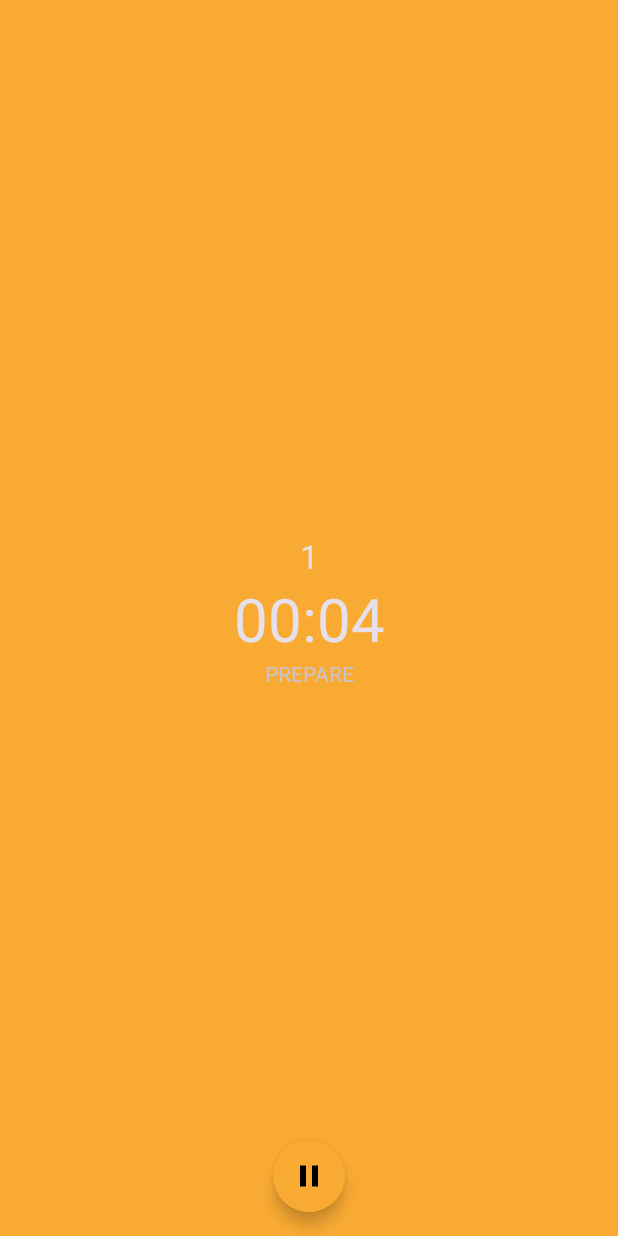
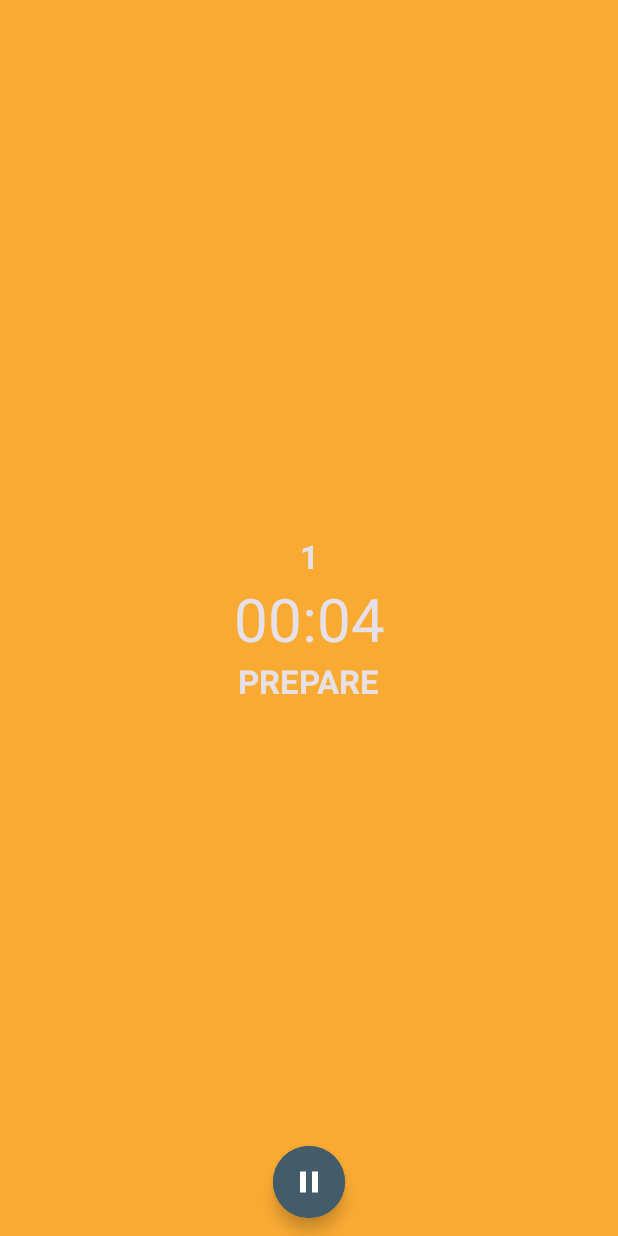
Before and after one commit to lucianosantosdev/IntervalTimer, an Android app: the SetupTimeRestFragment screen opened through its navigation route, after a tap on an icon or button, on a phone screen of 412 x 824 dp. Run offline under Robolectric (Android 15) with nearby library versions, the phone set to English and light mode, and no system bars; libraries missing offline, so code that uses them is left out: com.shawnlin.numberpicker; plain views replace BoxInsetLayout; 2 statements that could not run were skipped.

Commit message:
Improve UI

```diff
--- a/wear/src/main/java/dev/lucianosantos/intervaltimer/TimerRunningFragment.kt
+++ b/wear/src/main/java/dev/lucianosantos/intervaltimer/TimerRunningFragment.kt
@@ -51,13 +51,13 @@ class TimerRunningFragment : Fragment() {
         super.onViewCreated(view, savedInstanceState)
 
         viewModel.uiState.observe(viewLifecycleOwner) {
-            binding.timerTextView.text = it.currentTime
-            setBackgroundColor(it.timerState)
-            setStateTextView(it.timerState)
-            binding.remainingSectionsTextView.text = it.remainingSections.toString()
-
             if (it.timerState == TimerState.FINISHED) {
                 findNavController().navigate(R.id.action_timerRunningFragment_to_timerFinishedFragment)
+            } else {
+                binding.timerTextView.text = it.currentTime
+                setBackgroundColor(it.timerState)
+                setStateTextView(it.timerState)
+                binding.remainingSectionsTextView.text = it.remainingSections.toString()
             }
         }
         viewModel.startTimer()
--- a/wear/src/main/res/layout/activity_main.xml
+++ b/wear/src/main/res/layout/activity_main.xml
@@ -6,7 +6,8 @@
     android:layout_height="match_parent"
     android:padding="@dimen/box_inset_layout_padding"
     tools:context=".MainActivity"
-    tools:deviceIds="wear">
+    tools:deviceIds="wear"
+    android:keepScreenOn="true">
 
     <androidx.constraintlayout.widget.ConstraintLayout
         android:layout_width="match_parent"
--- a/wear/src/main/res/layout/fragment_timer_finished.xml
+++ b/wear/src/main/res/layout/fragment_timer_finished.xml
@@ -30,7 +30,7 @@
     <com.google.android.material.button.MaterialButton
         android:id="@+id/backToBeginButton"
         style="@style/FAB"
-        android:layout_marginStart="32dp"
+        android:layout_marginStart="38dp"
         app:icon="@drawable/ic_baseline_stop_24"
         app:layout_constraintBottom_toBottomOf="parent"
         app:layout_constraintEnd_toStartOf="@+id/restartButton"
@@ -39,7 +39,7 @@
     <com.google.android.material.button.MaterialButton
         android:id="@+id/restartButton"
         style="@style/FAB"
-        android:layout_marginEnd="32dp"
+        android:layout_marginEnd="38dp"
         app:icon="@drawable/ic_baseline_refresh_24"
         app:layout_constraintBottom_toBottomOf="parent"
         app:layout_constraintEnd_toEndOf="parent"
--- a/wear/src/main/res/layout/fragment_timer_running.xml
+++ b/wear/src/main/res/layout/fragment_timer_running.xml
@@ -10,6 +10,8 @@
         android:id="@+id/remainingSectionsTextView"
         android:layout_width="wrap_content"
         android:layout_height="wrap_content"
+        android:text="TextView"
+        android:textStyle="bold"
         android:textAppearance="@style/TextAppearance.AppCompat.Large"
         app:layout_constraintBottom_toTopOf="@+id/timerTextView"
         app:layout_constraintEnd_toEndOf="parent"
@@ -31,22 +33,25 @@
         android:layout_width="wrap_content"
         android:layout_height="wrap_content"
         android:text="TextView"
+        android:textStyle="bold"
+        android:textAppearance="@style/TextAppearance.AppCompat.Large"
         app:layout_constraintEnd_toEndOf="parent"
         app:layout_constraintStart_toStartOf="parent"
         app:layout_constraintTop_toBottomOf="@+id/timerTextView" />
 
     <com.google.android.material.button.MaterialButton
         android:id="@+id/pauseButton"
-        style="@style/FAB"
+        style="@style/FABOnRunning"
         app:icon="@drawable/ic_baseline_pause_24"
         app:layout_constraintBottom_toBottomOf="parent"
         app:layout_constraintEnd_toEndOf="parent"
-        app:layout_constraintStart_toStartOf="parent" />
+        app:layout_constraintStart_toStartOf="parent"
+        />
 
     <com.google.android.material.button.MaterialButton
         android:id="@+id/stopButton"
-        style="@style/FAB"
-        android:layout_marginStart="32dp"
+        style="@style/FABOnRunning"
+        android:layout_marginStart="38dp"
         app:icon="@drawable/ic_baseline_stop_24"
         app:layout_constraintBottom_toBottomOf="parent"
         app:layout_constraintEnd_toStartOf="@+id/resumeButton"
@@ -55,8 +60,8 @@
 
     <com.google.android.material.button.MaterialButton
         android:id="@+id/resumeButton"
-        style="@style/FAB"
-        android:layout_marginEnd="32dp"
+        style="@style/FABOnRunning"
+        android:layout_marginEnd="38dp"
         app:icon="@drawable/ic_baseline_play_arrow_24"
         app:layout_constraintBottom_toBottomOf="parent"
         app:layout_constraintEnd_toEndOf="parent"
--- a/wear/src/main/res/values/styles.xml
+++ b/wear/src/main/res/values/styles.xml
@@ -48,6 +48,11 @@
         <item name="cornerRadius">24dp</item>
         <item name="android:layout_width">48dp</item>
         <item name="android:layout_height">48dp</item>
-        <item name="android:layout_marginBottom">16dp</item>
+        <item name="android:layout_marginBottom">12dp</item>
+    </style>
+
+    <style name="FABOnRunning" parent="@style/FAB">
+        <item name="android:backgroundTint">@color/primary_700</item>
+        <item name="iconTint">@android:color/white</item>
     </style>
 </resources>
```
